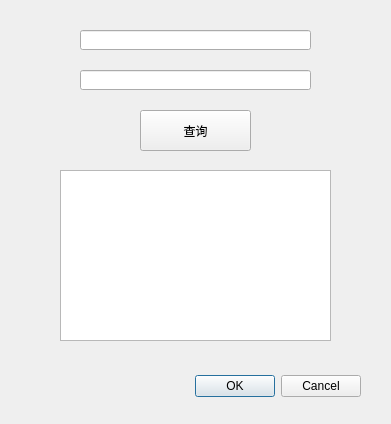
The window that Transit/searchdialog.ui (Nqn7mi-mylove/NJUPT-ProgramWeek) describes before a commit, drawn with Qt 5.
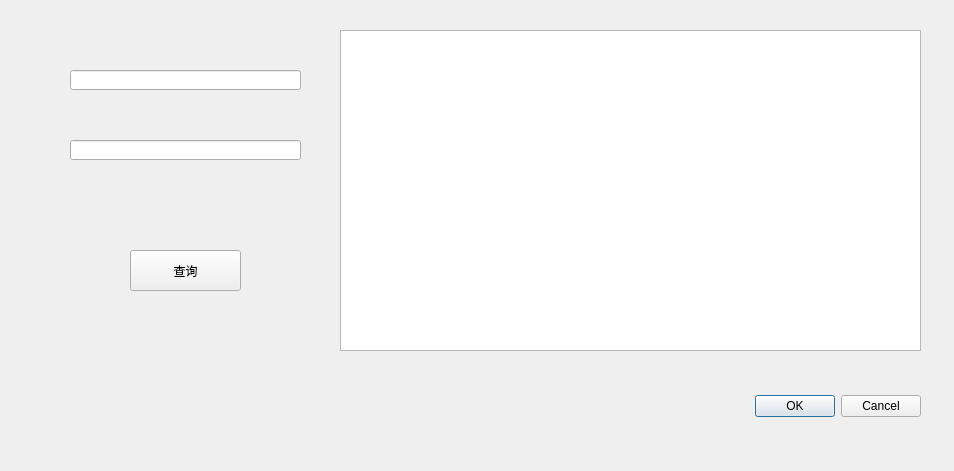
The same window after the commit.

```diff
--- a/Transit/searchdialog.ui
+++ b/Transit/searchdialog.ui
@@ -6,8 +6,8 @@
    <rect>
     <x>0</x>
     <y>0</y>
-    <width>391</width>
-    <height>424</height>
+    <width>954</width>
+    <height>471</height>
    </rect>
   </property>
   <property name="windowTitle">
@@ -16,8 +16,8 @@
   <widget class="QDialogButtonBox" name="buttonBox">
    <property name="geometry">
     <rect>
-     <x>20</x>
-     <y>370</y>
+     <x>580</x>
+     <y>390</y>
      <width>341</width>
      <height>32</height>
     </rect>
@@ -32,38 +32,38 @@
   <widget class="QLineEdit" name="getStart">
    <property name="geometry">
     <rect>
-     <x>80</x>
-     <y>30</y>
-     <width>231</width>
-     <height>20</height>
-    </rect>
-   </property>
-  </widget>
-  <widget class="QLineEdit" name="getEnd">
-   <property name="geometry">
-    <rect>
-     <x>80</x>
+     <x>70</x>
      <y>70</y>
      <width>231</width>
      <height>20</height>
     </rect>
    </property>
   </widget>
+  <widget class="QLineEdit" name="getEnd">
+   <property name="geometry">
+    <rect>
+     <x>70</x>
+     <y>140</y>
+     <width>231</width>
+     <height>20</height>
+    </rect>
+   </property>
+  </widget>
   <widget class="QTextEdit" name="sendRoad">
    <property name="geometry">
     <rect>
-     <x>60</x>
-     <y>170</y>
-     <width>271</width>
-     <height>171</height>
+     <x>340</x>
+     <y>30</y>
+     <width>581</width>
+     <height>321</height>
     </rect>
    </property>
   </widget>
   <widget class="QPushButton" name="searchButton">
    <property name="geometry">
     <rect>
-     <x>140</x>
-     <y>110</y>
+     <x>130</x>
+     <y>250</y>
      <width>111</width>
      <height>41</height>
     </rect>
```
